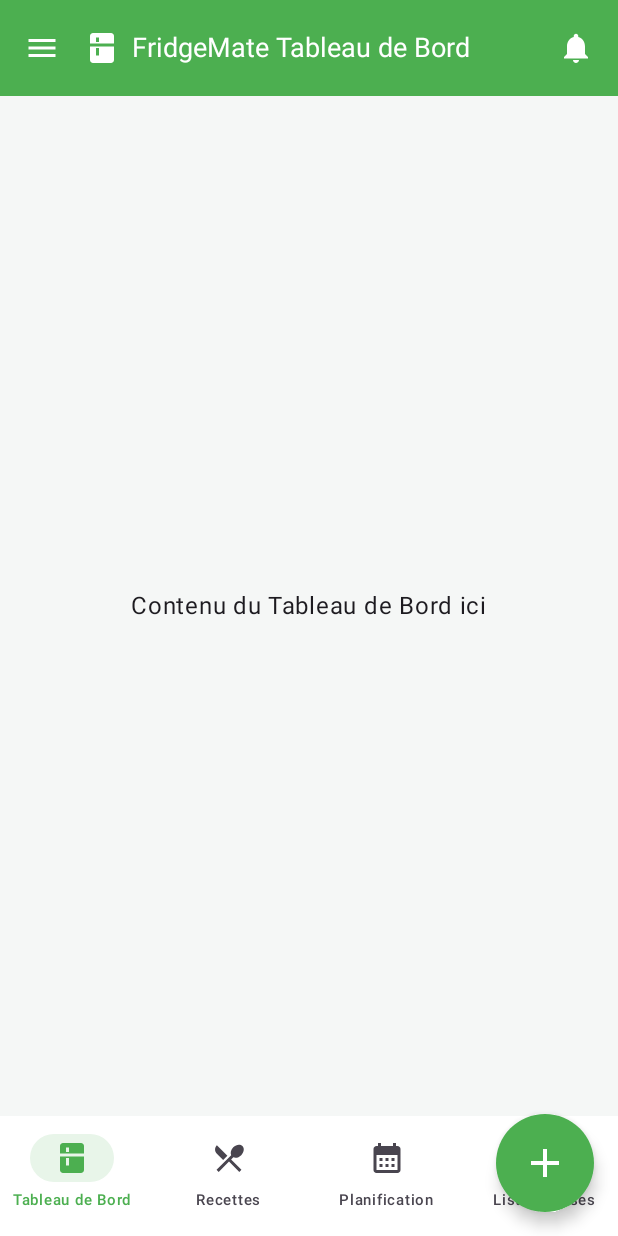
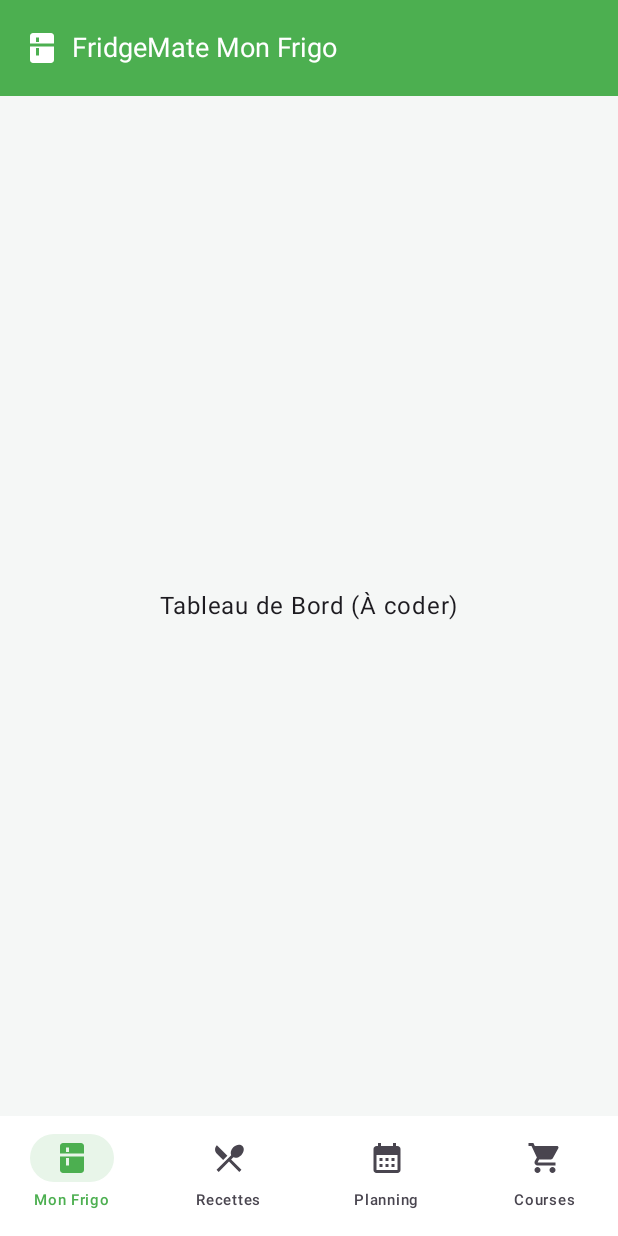
Before and after one commit to AureleJ/FrigeMate, an Android app built with Jetpack Compose: the screen it shows after launch (MainActivity), on a phone screen of 412 x 824 dp. Run offline under Robolectric (Android 15) with nearby library versions, the phone set to English and light mode, and no system bars.

Commit message:
Fonctionne sans api et sans dashboard

```diff
--- /dev/null
+++ b/app/src/main/java/com/example/fridgemate/AppConstants.kt
@@ -0,0 +1,10 @@
+package com.example.fridgemate
+
+import androidx.compose.ui.graphics.Color
+
+// --- Définition des Couleurs Globales (Déplacées ici) ---
+val GreenPrimary = Color(0xFF4CAF50) // Notre vert FridgeMate
+val GreenLight = Color(0xFFE8F5E9)  // Vert très clair pour les fonds/indicateurs
+val TextDark = Color(0xFF2C3E50)    // Texte principal sombre
+val TextGray = Color(0xFF7F8C8D)    // Texte secondaire/gris
+val BgColor = Color(0xFFF5F7F6)     // Fond de l'application
--- a/app/src/main/java/com/example/fridgemate/MainActivity.kt
+++ b/app/src/main/java/com/example/fridgemate/MainActivity.kt
@@ -1,11 +1,9 @@
-// MainActivity.kt
 package com.example.fridgemate
 
 import android.os.Bundle
 import androidx.activity.ComponentActivity
 import androidx.activity.compose.setContent
 import androidx.compose.foundation.layout.*
-import androidx.compose.foundation.shape.CircleShape
 import androidx.compose.material.icons.Icons
 import androidx.compose.material.icons.filled.*
 import androidx.compose.material3.*
@@ -14,7 +12,6 @@ import androidx.compose.ui.Alignment
 import androidx.compose.ui.Modifier
 import androidx.compose.ui.graphics.Color
 import androidx.compose.ui.graphics.vector.ImageVector
-import androidx.compose.ui.text.font.FontWeight
 import androidx.compose.ui.unit.dp
 import androidx.compose.ui.unit.sp
 import androidx.navigation.NavHostController
@@ -22,22 +19,13 @@ import androidx.navigation.compose.NavHost
 import androidx.navigation.compose.composable
 import androidx.navigation.compose.currentBackStackEntryAsState
 import androidx.navigation.compose.rememberNavController
-// Importez vos autres écrans ici
-// import com.example.fridgemate.screens.*
 
-// --- Définition des Couleurs Globales ---
-val GreenPrimary = Color(0xFF4CAF50)
-val GreenLight = Color(0xFFE8F5E9)
-val TextDark = Color(0xFF2C3E50)
-val TextGray = Color(0xFF7F8C8D)
-val BgColor = Color(0xFFF5F7F6)
-
-// --- Routes de Navigation ---
+// --- Routes ---
 sealed class Screen(val route: String, val title: String, val icon: ImageVector) {
-    object Dashboard : Screen("dashboard", "Tableau de Bord", Icons.Default.Kitchen)
+    object Dashboard : Screen("dashboard", "Mon Frigo", Icons.Default.Kitchen)
     object Recipes : Screen("recipes", "Recettes", Icons.Default.RestaurantMenu)
-    object Planning : Screen("planning", "Planification", Icons.Default.CalendarMonth)
-    object Shopping : Screen("shopping", "Liste Courses", Icons.Default.ShoppingCart)
+    object Planning : Screen("planning", "Planning", Icons.Default.CalendarMonth)
+    object Shopping : Screen("shopping", "Courses", Icons.Default.ShoppingCart)
 }
 
 class MainActivity : ComponentActivity() {
@@ -57,9 +45,10 @@ class MainActivity : ComponentActivity() {
 @Composable
 fun MainScreenApp() {
     val navController = rememberNavController()
-    // État pour savoir sur quel écran on est pour changer le titre
     val navBackStackEntry by navController.currentBackStackEntryAsState()
     val currentRoute = navBackStackEntry?.destination?.route
+
+    // Titre dynamique selon l'écran
     val currentScreenTitle = when (currentRoute) {
         Screen.Recipes.route -> Screen.Recipes.title
         Screen.Planning.route -> Screen.Planning.title
@@ -72,7 +61,6 @@ fun MainScreenApp() {
             TopAppBar(
                 title = {
                     Row(verticalAlignment = Alignment.CenterVertically) {
-                        // Affiche l'icône seulement sur le dashboard pour correspondre à l'image originale
                         if (currentRoute == Screen.Dashboard.route || currentRoute == null) {
                             Icon(Icons.Default.Kitchen, contentDescription = null, tint = Color.White)
                             Spacer(modifier = Modifier.width(8.dp))
@@ -80,22 +68,11 @@ fun MainScreenApp() {
                         Text("FridgeMate $currentScreenTitle", fontSize = 18.sp, color = Color.White)
                     }
                 },
-                navigationIcon = { IconButton(onClick = {}) { Icon(Icons.Default.Menu, "Menu", tint = Color.White) } },
-                actions = { IconButton(onClick = {}) { Icon(Icons.Default.Notifications, "Alertes", tint = Color.White) } },
                 colors = TopAppBarDefaults.topAppBarColors(containerColor = GreenPrimary)
             )
         },
-        bottomBar = { BottomNavigationBar(navController = navController) },
-        floatingActionButton = {
-            // Le FAB change d'action selon la page, ou peut être caché
-            FloatingActionButton(
-                onClick = { /* Action contextuelle : Ajouter ingrédient, liste, etc. */ },
-                containerColor = GreenPrimary, contentColor = Color.White, shape = CircleShape, modifier = Modifier.size(65.dp)
-            ) { Icon(Icons.Default.Add, "Ajouter", modifier = Modifier.size(32.dp)) }
-        },
-        floatingActionButtonPosition = FabPosition.EndOverlay
+        bottomBar = { BottomNavigationBar(navController = navController) }
     ) { paddingValues ->
-        // Zone de contenu principal gérée par le NavHost
         Box(modifier = Modifier.padding(paddingValues)) {
             NavigationGraph(navController = navController)
         }
@@ -132,13 +109,28 @@ fun BottomNavigationBar(navController: NavHostController) {
 @Composable
 fun NavigationGraph(navController: NavHostController) {
     NavHost(navController, startDestination = Screen.Dashboard.route) {
+
+        // 1. DASHBOARD (Directement ici car pas de fichier DashboardScreen.kt dans ton image)
         composable(Screen.Dashboard.route) {
-            // Remplacer par l'appel à votre composable DashboardScreen() du code précédent
-            // DashboardScreen()
-            Box(modifier = Modifier.fillMaxSize(), contentAlignment = Alignment.Center) { Text("Contenu du Tableau de Bord ici") }
+            Box(modifier = Modifier.fillMaxSize(), contentAlignment = Alignment.Center) {
+                Text("Tableau de Bord (À coder)")
+            }
         }
-        composable(Screen.Recipes.route) { RecipeScreen() }
-        composable(Screen.Planning.route) { PlanningScreen() }
-        composable(Screen.Shopping.route) { ShoppingListScreen() }
+
+        // 2. RECETTES (Pointe vers ton fichier RecipeSection.kt)
+        composable(Screen.Recipes.route) {
+            // J'assume que dans RecipeSection.kt tu as une fonction @Composable nommée RecipeScreen()
+            RecipeScreen()
+        }
+
+        // 3. PLANNING (Pointe vers PlanningScreen.kt)
+        composable(Screen.Planning.route) {
+            PlanningScreen()
+        }
+
+        // 4. SHOPPING (Pointe vers ShoppingListScreen.kt)
+        composable(Screen.Shopping.route) {
+            ShoppingListScreen()
+        }
     }
 }
```
Also changed, not shown: app/src/main/java/com/example/fridgemate/data/remote/FridgeApiService.kt (deleted, +0 -44 lines), app/src/main/java/com/example/fridgemate/data/remote/ModelsDto.kt (deleted, +0 -35 lines), app/src/main/java/com/example/fridgemate/data/remote/RetrofitClient.kt (deleted, +0 -36 lines).
